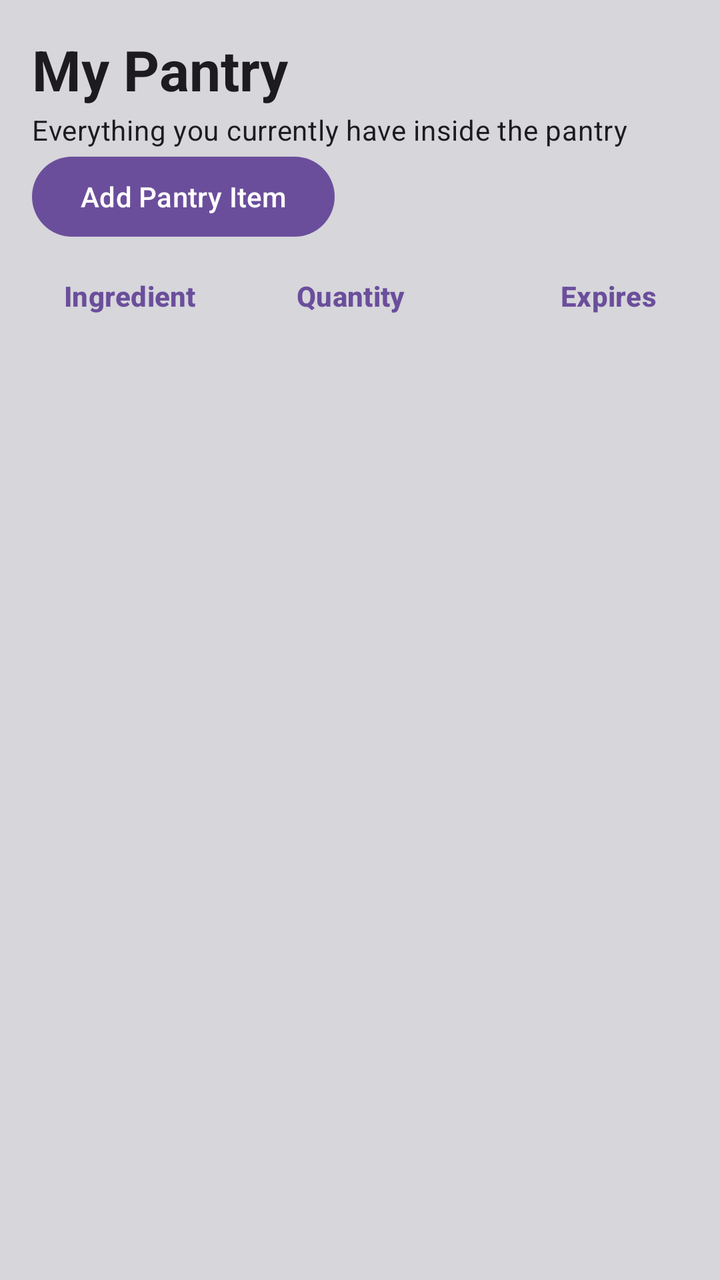
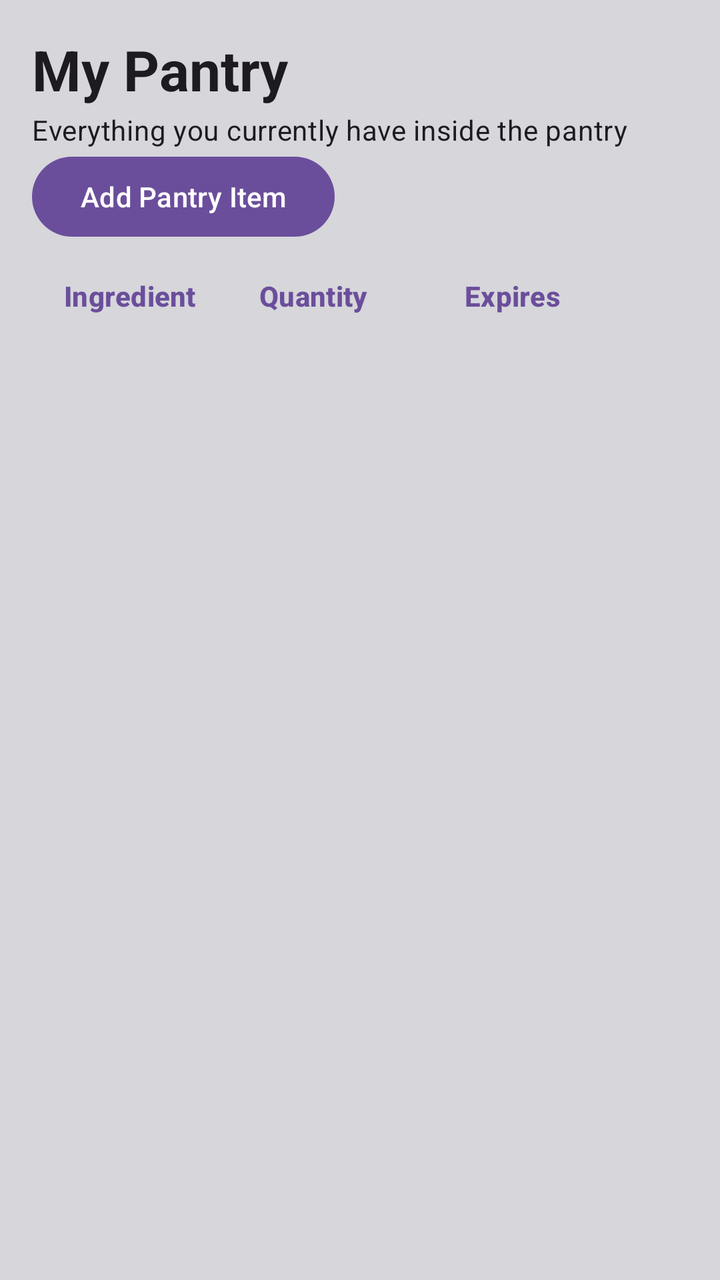

The first picture is an Android layout as it rendered before a commit; the second is the same layout after the commit. The layout source and the unified diff follow.
<!-- AndroidManifest.xml: application theme Theme.MyApplication -->
<!-- res/layout/fragment_ingredient_list_list.xml -->
<?xml version="1.0" encoding="utf-8"?>
<LinearLayout xmlns:android="http://schemas.android.com/apk/res/android"
    xmlns:app="http://schemas.android.com/apk/res-auto"
    xmlns:tools="http://schemas.android.com/tools"
    android:layout_width="match_parent"
    android:layout_height="match_parent"
    android:orientation="vertical"
    android:paddingStart="16dp"
    android:paddingTop="16dp"
    android:paddingEnd="16dp"
    tools:context=".IngredientList">

    <TextView
        android:layout_width="match_parent"
        android:layout_height="wrap_content"
        android:text="@string/ingredients_title"
        android:textAppearance="?attr/textAppearanceHeadlineMedium"
        android:textStyle="bold" />

    <TextView
        android:layout_width="match_parent"
        android:layout_height="wrap_content"
        android:layout_marginTop="2dp"
        android:text="Everything you currently have inside the pantry"
        android:textAppearance="?attr/textAppearanceBodyMedium" />

    <Button
        android:layout_width="wrap_content"
        android:layout_height="wrap_content"
        android:text = "Add Pantry Item"
        android:id="@+id/itemButt"
        />
    
    <LinearLayout
        android:layout_width="match_parent"
        android:layout_height="wrap_content"
        android:layout_marginTop="16dp"
        android:layout_marginBottom="6dp"
        android:orientation="horizontal"
        android:paddingStart="16dp"
        android:paddingEnd="16dp">

        <TextView
            android:layout_width="0dp"
            android:layout_height="wrap_content"
            android:layout_weight="1.3"
            android:text="@string/ingredients_col_name"
            android:textAppearance="?attr/textAppearanceLabelLarge"
            android:textColor="?attr/colorPrimary"
            android:textStyle="bold" />

        <TextView
            android:layout_width="0dp"
            android:layout_height="wrap_content"
            android:layout_weight="1"
            android:text="@string/ingredients_col_quantity"
            android:textAppearance="?attr/textAppearanceLabelLarge"
            android:textColor="?attr/colorPrimary"
            android:textStyle="bold" />

        <TextView
            android:layout_width="0dp"
            android:layout_height="wrap_content"
            android:layout_weight="1"
            android:gravity="end"
            android:text="@string/ingredients_col_expiry"
            android:textAppearance="?attr/textAppearanceLabelLarge"
            android:textColor="?attr/colorPrimary"
            android:textStyle="bold" />
    </LinearLayout>

    <androidx.recyclerview.widget.RecyclerView
        android:id="@+id/list"
        android:name="com.example.myapplication.IngredientList"
        android:layout_width="match_parent"
        android:layout_height="0dp"
        android:layout_weight="1"
        android:clipToPadding="false"
        android:paddingBottom="16dp"
        app:layoutManager="LinearLayoutManager"
        tools:listitem="@layout/fragment_ingredient_list" />
</LinearLayout>
<!-- res/layout/fragment_ingredient_list.xml (included above) -->
<?xml version="1.0" encoding="utf-8"?>
<com.google.android.material.card.MaterialCardView
    xmlns:android="http://schemas.android.com/apk/res/android"
    xmlns:app="http://schemas.android.com/apk/res-auto"
    android:layout_width="match_parent"
    android:layout_height="wrap_content"
    android:layout_marginBottom="8dp"
    app:cardCornerRadius="12dp"
    app:contentPadding="16dp">

    <LinearLayout
        android:layout_width="match_parent"
        android:layout_height="wrap_content"
        android:gravity="center_vertical"
        android:orientation="horizontal">

        <TextView
            android:id="@+id/item_name"
            android:layout_width="0dp"
            android:layout_height="wrap_content"
            android:layout_weight="1.3"
            android:textAppearance="?attr/textAppearanceTitleMedium"
            android:textColor="?attr/colorPrimary"
            android:textStyle="bold" />

        <TextView
            android:id="@+id/item_quantity"
            android:layout_width="0dp"
            android:layout_height="wrap_content"
            android:layout_weight="1"
            android:textAppearance="?attr/textAppearanceBodyLarge" />

        <TextView
            android:id="@+id/item_expiry"
            android:layout_width="0dp"
            android:layout_height="wrap_content"
            android:layout_weight="1"
            android:gravity="end"
            android:textAppearance="?attr/textAppearanceBodyMedium" />
    </LinearLayout>
</com.google.android.material.card.MaterialCardView>
<!-- resources referenced by this layout -->
<resources>
  <string name="ingredients_col_expiry">Expires</string>
  <string name="ingredients_col_name">Ingredient</string>
  <string name="ingredients_col_quantity">Quantity</string>
  <string name="ingredients_title">My Pantry</string>
  <style name="Theme.MyApplication" parent="Base.Theme.MyApplication" />
  <style name="Base.Theme.MyApplication" parent="Theme.Material3.DayNight.NoActionBar">
          
          <item name="colorPrimary">#6B4E9B</item>
          <item name="colorOnPrimary">#FFFFFF</item>
          <item name="colorPrimaryContainer">#E3D7F4</item>
          <item name="colorOnPrimaryContainer">#2A1750</item>
          <item name="colorSecondary">#7D6A9E</item>
          <item name="colorOnSecondary">#FFFFFF</item>
          <item name="colorSecondaryContainer">#CDBBE6</item>
          <item name="colorOnSecondaryContainer">#2A1750</item>
  
          
          <item name="android:colorBackground">#D6D6DB</item>
          <item name="colorSurface">#D6D6DB</item>
          <item name="colorOnSurface">#1F1B24</item>
          <item name="colorOnSurfaceVariant">#4A4551</item>
          <item name="colorSurfaceContainerLow">#E8E8EC</item>
          <item name="colorSurfaceContainer">#E2E2E7</item>
          <item name="colorSurfaceContainerHigh">#DCDCE2</item>
          <item name="colorSurfaceContainerHighest">#D0D0D7</item>
          <item name="colorOutline">#7A7580</item>
      </style>
</resources>

<!-- the commit's change to res/layout/fragment_ingredient_list_list.xml (unified diff, before → after) -->
@@ -30,7 +30,6 @@
         android:text = "Add Pantry Item"
         android:id="@+id/itemButt"
         />
-    
     <LinearLayout
         android:layout_width="match_parent"
         android:layout_height="wrap_content"
@@ -38,7 +37,7 @@
         android:layout_marginBottom="6dp"
         android:orientation="horizontal"
         android:paddingStart="16dp"
-        android:paddingEnd="16dp">
+        android:paddingEnd="64dp">
 
         <TextView
             android:layout_width="0dp"
@@ -120,5 +119,13 @@
             android:layout_weight="1"
             android:gravity="end"
             android:textAppearance="?attr/textAppearanceBodyMedium" />
+
+        <ImageButton
+            android:id="@+id/item_menu"
+            android:layout_width="48dp"
+            android:layout_height="48dp"
+            android:background="?attr/selectableItemBackgroundBorderless"
+            android:contentDescription="@string/item_options"
+            android:src="@drawable/ic_more_vert" />
     </LinearLayout>
 </com.google.android.material.card.MaterialCardView>
<!-- resource entries referenced after the edit -->
@@ -1,12 +1,23 @@
 <!-- resources referenced by this layout -->
 <resources>
+  <!-- drawable ic_more_vert (drawable) -->
+  <vector xmlns:android="http://schemas.android.com/apk/res/android"
+      android:width="24dp"
+      android:height="24dp"
+      android:viewportWidth="24"
+      android:viewportHeight="24"
+      android:tint="?attr/colorPrimary">
+      <path
+          android:fillColor="@android:color/white"
+          android:pathData="M12,8c1.1,0 2,-0.9 2,-2s-0.9,-2 -2,-2 -2,0.9 -2,2 0.9,2 2,2zM12,10c-1.1,0 -2,0.9 -2,2s0.9,2 2,2 2,-0.9 2,-2 -0.9,-2 -2,-2zM12,16c-1.1,0 -2,0.9 -2,2s0.9,2 2,2 2,-0.9 2,-2 -0.9,-2 -2,-2z" />
+  </vector>
   <string name="ingredients_col_expiry">Expires</string>
   <string name="ingredients_col_name">Ingredient</string>
   <string name="ingredients_col_quantity">Quantity</string>
   <string name="ingredients_title">My Pantry</string>
+  <string name="item_options">Item options</string>
   <style name="Theme.MyApplication" parent="Base.Theme.MyApplication" />
   <style name="Base.Theme.MyApplication" parent="Theme.Material3.DayNight.NoActionBar">
-          
           <item name="colorPrimary">#6B4E9B</item>
           <item name="colorOnPrimary">#FFFFFF</item>
           <item name="colorPrimaryContainer">#E3D7F4</item>
@@ -16,7 +27,6 @@
           <item name="colorSecondaryContainer">#CDBBE6</item>
           <item name="colorOnSecondaryContainer">#2A1750</item>
   
-          
           <item name="android:colorBackground">#D6D6DB</item>
           <item name="colorSurface">#D6D6DB</item>
           <item name="colorOnSurface">#1F1B24</item>
